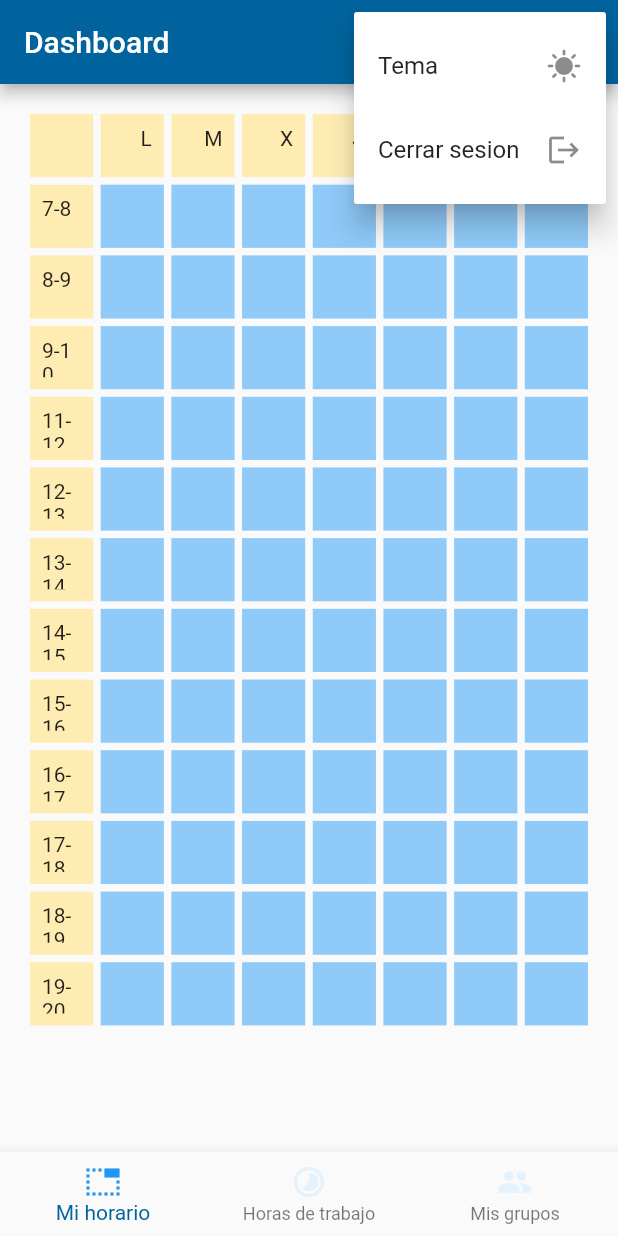
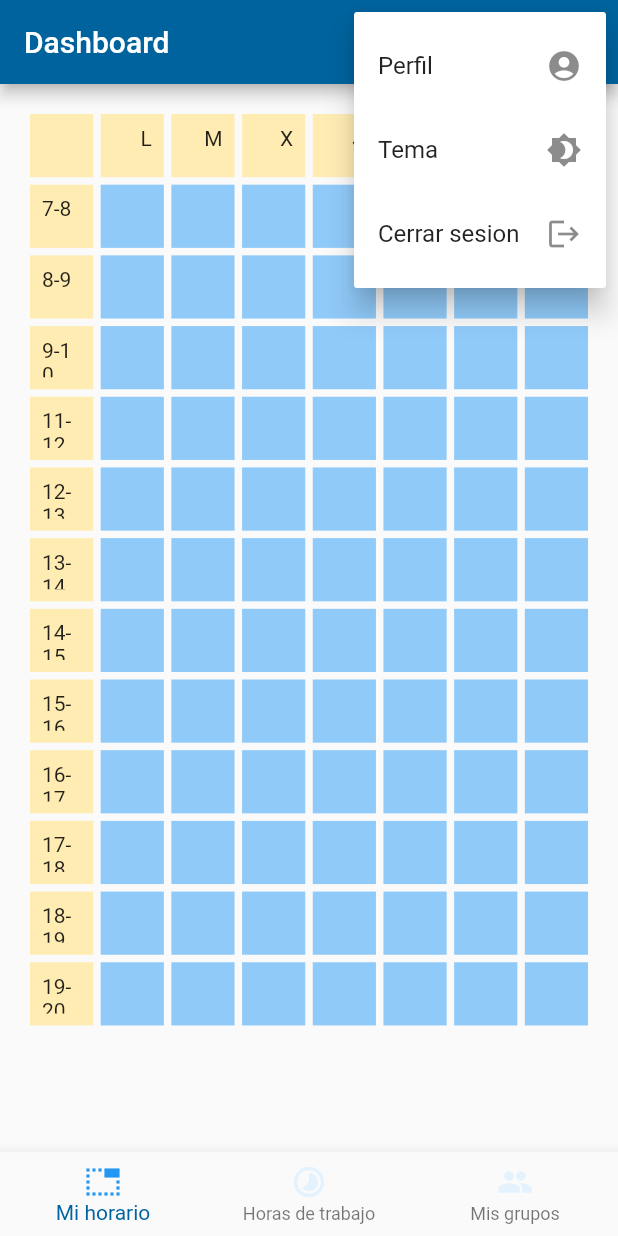
Before and after one commit to OppositeDragon/programador_reuniones_flutter, a Flutter app: the DashboardView screen opened by its route, after a tap on the "more vert" icon, on a phone screen of 412 x 824 dp. Run offline on Flutter 3.47's test engine with Material 2 defaults, Android fonts, the phone set to English and light mode, and no system bars; our stand-ins replace cloud_firestore, firebase_auth, firebase_core, flutter_riverpod, go_router, google_sign_in; missing offline and left inert: flutter_facebook_auth; accounts and stored records are empty.

Commit message:
go_router provider en su propio archivo. mejoras en seleccion de tema.

```diff
--- /dev/null
+++ b/lib/go_router_provider.dart
@@ -0,0 +1,63 @@
+import 'package:firebase_auth/firebase_auth.dart';
+import 'package:flutter/material.dart';
+import 'package:flutter_riverpod/flutter_riverpod.dart';
+import 'package:go_router/go_router.dart';
+import 'package:programador_reuniones_flutter/controllers/login_controller.dart';
+import 'package:programador_reuniones_flutter/views/dashboard_view.dart';
+import 'package:programador_reuniones_flutter/views/group_detail.dart';
+import 'package:programador_reuniones_flutter/views/login_view.dart';
+import 'package:programador_reuniones_flutter/views/profile_view.dart';
+
+final routerProvider = Provider<GoRouter>((ref) {
+	return  GoRouter(
+      routes: [
+        GoRoute(
+          path: '/detalleGrupo',
+          name: 'detalleGrupo',
+          pageBuilder: (BuildContext context, GoRouterState state) =>
+              MaterialPage<void>(
+            key: state.pageKey,
+            child: const GroupDetail(),
+          ),
+        ),
+        GoRoute(
+          path: '/perfil',
+          name: 'perfil',
+          pageBuilder: (BuildContext context, GoRouterState state) =>
+              MaterialPage<void>(
+            key: state.pageKey,
+            child: const ProfileView(),
+          ),
+        ),
+        GoRoute(
+          path: '/login',
+          name: 'login',
+          pageBuilder: (BuildContext context, GoRouterState state) => MaterialPage<void>(
+            key: state.pageKey,
+            child: const LoginView(),
+          ),
+        ),
+        GoRoute(
+          path: '/',
+          name: 'dashboard',
+          pageBuilder: (BuildContext context, GoRouterState state) => MaterialPage<void>(
+            key: state.pageKey,
+            child: const DashboardView(),
+          ),
+        ),
+      ],
+      refreshListenable: ref.watch(loginProvider),
+      redirect: (GoRouterState state) {
+        print('currentUser => ${FirebaseAuth.instance.currentUser}');
+        final loggedIn = FirebaseAuth.instance.currentUser != null;
+        final loggingIn = state.subloc == '/login';
+        if (!loggedIn) return loggingIn ? null : '/login';
+        // if the user is logged in but still on the login page, send them to
+        // the home page
+        if (loggingIn) return '/';
+        // no need to redirect at all
+        return null;
+      },
+    );
+
+});
--- a/lib/main.dart
+++ b/lib/main.dart
@@ -5,12 +5,8 @@ import 'package:flutter/material.dart';
 import 'package:flutter_facebook_auth/flutter_facebook_auth.dart';
 import 'package:flutter_riverpod/flutter_riverpod.dart';
 import 'package:go_router/go_router.dart';
-import 'package:programador_reuniones_flutter/controllers/login_controller.dart';
+import 'package:programador_reuniones_flutter/go_router_provider.dart';
 import 'package:programador_reuniones_flutter/theme/theme_controller.dart';
-import 'package:programador_reuniones_flutter/views/dashboard_view.dart';
-import 'package:programador_reuniones_flutter/views/group_detail.dart';
-import 'package:programador_reuniones_flutter/views/login_view.dart';
-import 'package:programador_reuniones_flutter/views/profile_view.dart';
 
 import 'firebase_options.dart';
 
@@ -24,59 +20,7 @@ void main() async {
   }
   runApp(const ProviderScope(child: MyApp()));
 }
-final routerProvider = Provider<GoRouter>((ref) {
-	return  GoRouter(
-      routes: [
-        GoRoute(
-          path: '/detalleGrupo',
-          name: 'detalleGrupo',
-          pageBuilder: (BuildContext context, GoRouterState state) =>
-              MaterialPage<void>(
-            key: state.pageKey,
-            child: const GroupDetail(),
-          ),
-        ),
-        GoRoute(
-          path: '/perfil',
-          name: 'perfil',
-          pageBuilder: (BuildContext context, GoRouterState state) =>
-              MaterialPage<void>(
-            key: state.pageKey,
-            child: const ProfileView(),
-          ),
-        ),
-        GoRoute(
-          path: '/login',
-          name: 'login',
-          pageBuilder: (BuildContext context, GoRouterState state) => MaterialPage<void>(
-            key: state.pageKey,
-            child: const LoginView(),
-          ),
-        ),
-        GoRoute(
-          path: '/',
-          name: 'dashboard',
-          pageBuilder: (BuildContext context, GoRouterState state) => MaterialPage<void>(
-            key: state.pageKey,
-            child: const DashboardView(),
-          ),
-        ),
-      ],
-      refreshListenable: ref.watch(loginProvider),
-      redirect: (GoRouterState state) {
-        print('currentUser => ${FirebaseAuth.instance.currentUser}');
-        final loggedIn = FirebaseAuth.instance.currentUser != null;
-        final loggingIn = state.subloc == '/login';
-        if (!loggedIn) return loggingIn ? null : '/login';
-        // if the user is logged in but still on the login page, send them to
-        // the home page
-        if (loggingIn) return '/';
-        // no need to redirect at all
-        return null;
-      },
-    );
 
-});
 class MyApp extends ConsumerWidget {
   const MyApp({super.key});
 
--- a/lib/views/dashboard_view.dart
+++ b/lib/views/dashboard_view.dart
@@ -16,29 +16,6 @@ class _DashboardViewState extends State<DashboardView> with SingleTickerProvider
   PageController? controller;
   int paginaSeleccionada = 0;
 
-
-  @override
-  void initState() {
-    super.initState();
-    controller = PageController();
-  }
-
-  @override
-  void dispose() {
-    super.dispose();
-    controller!.dispose();
-  }
-
-  void _goToPage(int index) {
-    controller?.animateToPage(
-      index,
-      duration: const Duration(milliseconds: 500),
-      curve: Curves.easeInOut,
-    );
-    setState(() {
-      paginaSeleccionada = index;
-    });
-  }
 
   @override
   Widget build(BuildContext context) {
@@ -153,4 +130,27 @@ class _DashboardViewState extends State<DashboardView> with SingleTickerProvider
             ),
     );
   }
+
+  @override
+  void dispose() {
+    super.dispose();
+    controller!.dispose();
+  }
+
+  @override
+  void initState() {
+    super.initState();
+    controller = PageController();
+  }
+
+  void _goToPage(int index) {
+    controller?.animateToPage(
+      index,
+      duration: const Duration(milliseconds: 500),
+      curve: Curves.easeInOut,
+    );
+    setState(() {
+      paginaSeleccionada = index;
+    });
+  }
 }
--- a/lib/widgets/appbar_widget.dart
+++ b/lib/widgets/appbar_widget.dart
@@ -2,18 +2,18 @@ import 'package:flutter/material.dart';
 import 'package:flutter_riverpod/flutter_riverpod.dart';
 import 'package:go_router/go_router.dart';
 import 'package:programador_reuniones_flutter/controllers/login_controller.dart';
-import 'package:programador_reuniones_flutter/main.dart';
+import 'package:programador_reuniones_flutter/go_router_provider.dart';
 import 'package:programador_reuniones_flutter/theme/theme_controller.dart';
 
-class AppBarWidget extends ConsumerWidget implements PreferredSizeWidget {
+class AppBarWidget extends StatelessWidget implements PreferredSizeWidget {
   const AppBarWidget(this.title, {super.key});
   final String title;
 
   @override
-  Widget build(BuildContext context, WidgetRef ref) {
+  Widget build(BuildContext context) {
     return AppBar(
       title: Text(title),
-      actions: [PopUpMenu()],
+      actions: const [PopUpMenu()],
     );
   }
 
@@ -21,35 +21,38 @@ class AppBarWidget extends ConsumerWidget implements PreferredSizeWidget {
   Size get preferredSize => const Size.fromHeight(kToolbarHeight);
 }
 
-class PopUpMenu extends ConsumerStatefulWidget {
-  const PopUpMenu({
-    super.key,
-  });
+class PopUpMenu extends ConsumerWidget {
+  const PopUpMenu({super.key});
 
-  @override
-  ConsumerState<PopUpMenu> createState() => _PopUpMenuState();
-}
-
-class _PopUpMenuState extends ConsumerState<PopUpMenu> {
   //bool isDark = false;
   @override
-  Widget build(BuildContext context) {
+  Widget build(BuildContext context, WidgetRef ref) {
     bool isDark = ref.watch(themeProvider).isDark;
+
     return PopupMenuButton(
-
       // Callback that sets the selected popup menu item.
 
       itemBuilder: (BuildContext context) {
         return [
+          if (ref.watch(routerProvider).location != '/perfil')
+            PopupMenuItem(
+              child: ListTile(
+                title: const Text('Perfil'),
+                trailing: const Icon(Icons.account_circle),
+                onTap: () {
+                  context.pushNamed('perfil');
+                },
+              ),
+            ),
           PopupMenuItem(
-            child: ListTile(
-                title: const Text('Tema'),
-                trailing: isDark ? const Icon(Icons.interests) : const Icon(Icons.sunny),
-                onTap: () {
-                  isDark = !isDark;
-                  ref.read(themeProvider).setTheme(isDark);
-                }),
-          ),
+              child: ListTile(
+            title: const Text('Tema'),
+            trailing:const Icon(Icons.brightness_4_sharp),
+            onTap: () {
+              //isDark = !isDark;
+              ref.read(themeProvider).setTheme(isDark);
+            },
+          )),
           PopupMenuItem(
             child: ListTile(
               title: const Text('Cerrar sesion'),
```
Also changed, not shown: lib/theme/theme_controller.dart (+11 -4 lines).
